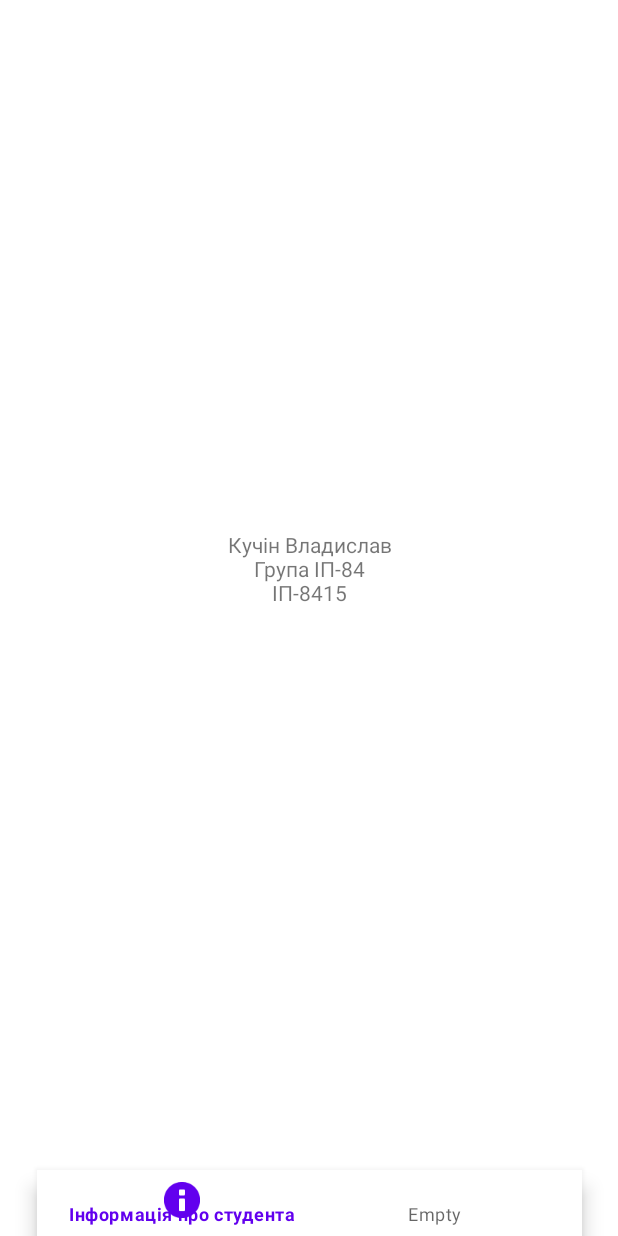
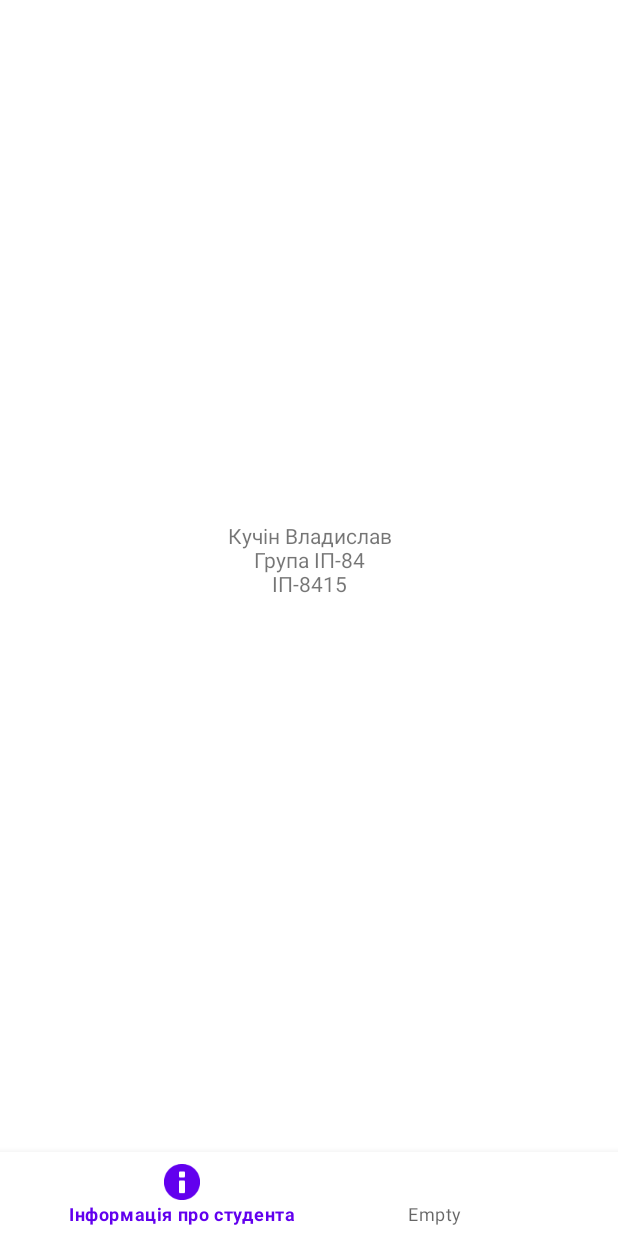
Before and after one commit to PaIIadium/mobile-lab, an Android app: the screen it shows after launch (MainActivity), on a phone screen of 412 x 824 dp. Run offline under Robolectric (Android 15) with nearby library versions, the phone set to English and light mode, and no system bars; libraries missing offline, so code that uses them is left out: ua.kpi.comsys.

Commit message:
Width of bottom navigation view was fixed

```diff
--- a/app/src/main/res/layout/activity_main.xml
+++ b/app/src/main/res/layout/activity_main.xml
@@ -8,8 +8,8 @@
 
     <com.google.android.material.bottomnavigation.BottomNavigationView
         android:id="@+id/bottomNavigationView"
-        android:layout_width="363dp"
-        android:layout_height="44dp"
+        android:layout_width="match_parent"
+        android:layout_height="wrap_content"
         app:layout_constraintBottom_toBottomOf="parent"
         app:layout_constraintEnd_toEndOf="parent"
         app:layout_constraintStart_toStartOf="parent"
```
